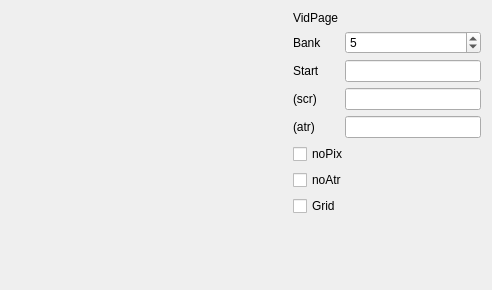
This is ui/dbgwidgets/form_zxscreen.ui in samstyle/Xpeccy as Qt 5 draws it before an edit. The edited form follows.
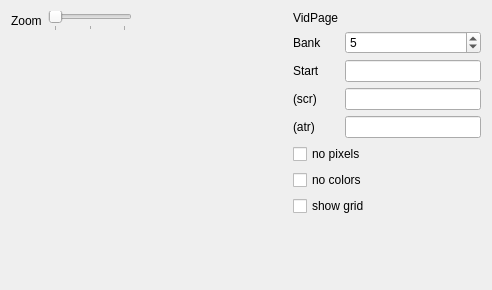
This is the edited form. Custom widgets are drawn as their Qt base class.

Diff of the .ui file:
```diff
--- a/ui/dbgwidgets/form_zxscreen.ui
+++ b/ui/dbgwidgets/form_zxscreen.ui
@@ -16,6 +16,52 @@
   <layout class="QHBoxLayout" name="horizontalLayout">
    <item>
     <layout class="QVBoxLayout" name="verticalLayout">
+     <item>
+      <layout class="QHBoxLayout" name="horizontalLayout_2" stretch="0,0,10">
+       <item>
+        <widget class="QLabel" name="label">
+         <property name="text">
+          <string>Zoom</string>
+         </property>
+        </widget>
+       </item>
+       <item>
+        <widget class="QSlider" name="sldScale">
+         <property name="minimum">
+          <number>1</number>
+         </property>
+         <property name="maximum">
+          <number>3</number>
+         </property>
+         <property name="pageStep">
+          <number>1</number>
+         </property>
+         <property name="orientation">
+          <enum>Qt::Horizontal</enum>
+         </property>
+         <property name="tickPosition">
+          <enum>QSlider::TicksBelow</enum>
+         </property>
+         <property name="tickInterval">
+          <number>1</number>
+         </property>
+        </widget>
+       </item>
+       <item>
+        <spacer name="horizontalSpacer">
+         <property name="orientation">
+          <enum>Qt::Horizontal</enum>
+         </property>
+         <property name="sizeHint" stdset="0">
+          <size>
+           <width>40</width>
+           <height>20</height>
+          </size>
+         </property>
+        </spacer>
+       </item>
+      </layout>
+     </item>
      <item>
       <widget class="QLabel" name="scrLabel">
        <property name="minimumSize">
@@ -49,7 +95,7 @@
      <item row="3" column="1">
       <widget class="QCheckBox" name="cbScrPix">
        <property name="text">
-        <string>noPix</string>
+        <string>no pixels</string>
        </property>
       </widget>
      </item>
@@ -132,14 +178,14 @@
      <item row="4" column="1">
       <widget class="QCheckBox" name="cbScrAtr">
        <property name="text">
-        <string>noAtr</string>
+        <string>no colors</string>
        </property>
       </widget>
      </item>
      <item row="5" column="1">
       <widget class="QCheckBox" name="cbScrGrid">
        <property name="text">
-        <string>Grid</string>
+        <string>show grid</string>
        </property>
       </widget>
      </item>
```
